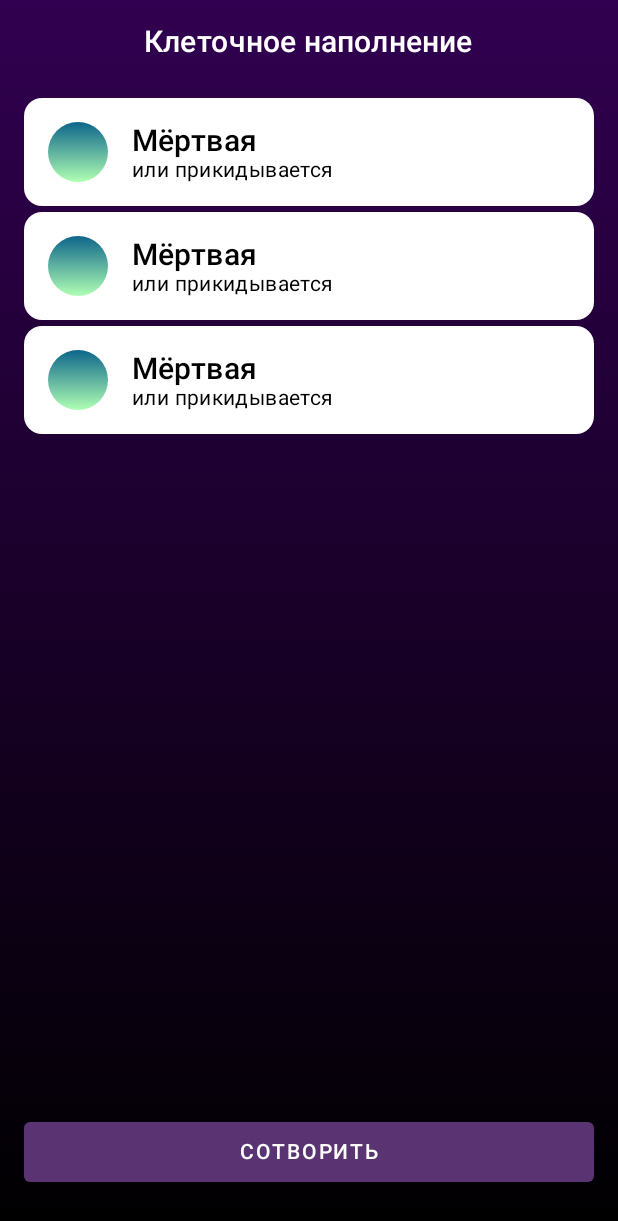
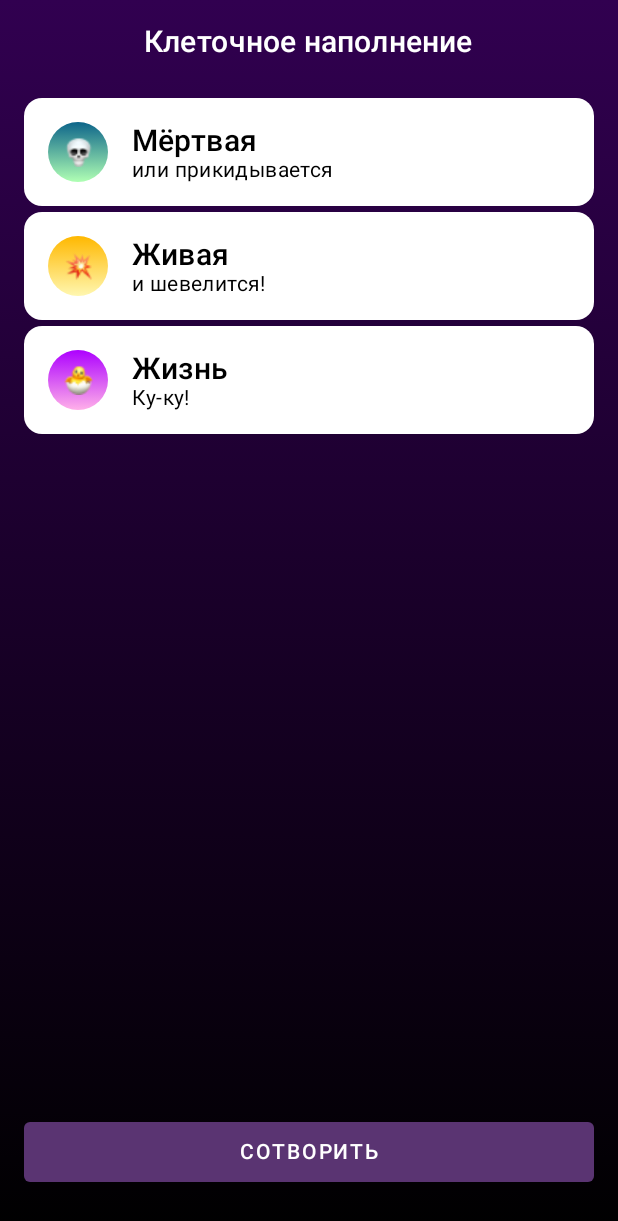
Before and after one commit to Clonsaldafon/DemiurgesGame, an Android app built with Jetpack Compose: the screen it shows after launch (MainActivity), on a phone screen of 412 x 824 dp. Shown: the top 1221 px of the screen. Run offline under Robolectric (Android 15) with nearby library versions, the phone set to English and light mode, and no system bars.

Commit message:
Created cell model

```diff
--- /dev/null
+++ b/app/src/main/java/ru/clonsaldafon/demiurgesgame/data/CellDescription.kt
@@ -0,0 +1,14 @@
+package ru.clonsaldafon.demiurgesgame.data
+
+import android.content.Context
+import ru.clonsaldafon.demiurgesgame.R
+
+enum class CellDescription(private val resourceId: Int) {
+    OR_PREDENTING_TO(R.string.or_pretending_to),
+    AND_ITS_MOVING(R.string.and_its_moving),
+    PEEK_A_BOO(R.string.peek_a_boo);
+
+    fun getText(context: Context): String {
+        return context.getString(resourceId)
+    }
+}
--- /dev/null
+++ b/app/src/main/java/ru/clonsaldafon/demiurgesgame/data/CellIcon.kt
@@ -0,0 +1,13 @@
+package ru.clonsaldafon.demiurgesgame.data
+
+import ru.clonsaldafon.demiurgesgame.R
+
+enum class CellIcon(private val resourceId: Int) {
+    DEAD(R.drawable.dead_icon),
+    LIVELY(R.drawable.lively_icon),
+    LIFE(R.drawable.life_icon);
+
+    fun getResourceId(): Int {
+        return resourceId
+    }
+}
--- /dev/null
+++ b/app/src/main/java/ru/clonsaldafon/demiurgesgame/data/CellState.kt
@@ -0,0 +1,14 @@
+package ru.clonsaldafon.demiurgesgame.data
+
+import android.content.Context
+import ru.clonsaldafon.demiurgesgame.R
+
+enum class CellState(private val resourceId: Int) {
+    DEAD(R.string.dead),
+    LIVELY(R.string.lively),
+    LIFE(R.string.life);
+
+    fun getText(context: Context): String {
+        return context.getString(resourceId)
+    }
+}
--- /dev/null
+++ b/app/src/main/java/ru/clonsaldafon/demiurgesgame/data/model/Cell.kt
@@ -0,0 +1,13 @@
+package ru.clonsaldafon.demiurgesgame.data.model
+
+import androidx.compose.ui.graphics.Color
+import ru.clonsaldafon.demiurgesgame.data.CellDescription
+import ru.clonsaldafon.demiurgesgame.data.CellIcon
+import ru.clonsaldafon.demiurgesgame.data.CellState
+
+interface Cell {
+    val state: CellState
+    val description: CellDescription
+    val colors: List<Color>
+    val icon: CellIcon
+}
--- /dev/null
+++ b/app/src/main/java/ru/clonsaldafon/demiurgesgame/data/model/CellDead.kt
@@ -0,0 +1,15 @@
+package ru.clonsaldafon.demiurgesgame.data.model
+
+import androidx.compose.ui.graphics.Color
+import ru.clonsaldafon.demiurgesgame.data.CellDescription
+import ru.clonsaldafon.demiurgesgame.data.CellIcon
+import ru.clonsaldafon.demiurgesgame.data.CellState
+import ru.clonsaldafon.demiurgesgame.ui.theme.Green
+import ru.clonsaldafon.demiurgesgame.ui.theme.LightGreen
+
+data class CellDead(
+    override val state: CellState = CellState.DEAD,
+    override val description: CellDescription = CellDescription.OR_PREDENTING_TO,
+    override val colors: List<Color> = listOf(Green, LightGreen),
+    override val icon: CellIcon = CellIcon.DEAD
+) : Cell
--- /dev/null
+++ b/app/src/main/java/ru/clonsaldafon/demiurgesgame/data/model/CellLife.kt
@@ -0,0 +1,15 @@
+package ru.clonsaldafon.demiurgesgame.data.model
+
+import androidx.compose.ui.graphics.Color
+import ru.clonsaldafon.demiurgesgame.data.CellDescription
+import ru.clonsaldafon.demiurgesgame.data.CellIcon
+import ru.clonsaldafon.demiurgesgame.data.CellState
+import ru.clonsaldafon.demiurgesgame.ui.theme.LightPink
+import ru.clonsaldafon.demiurgesgame.ui.theme.Pink
+
+data class CellLife(
+    override val state: CellState = CellState.LIFE,
+    override val description: CellDescription = CellDescription.PEEK_A_BOO,
+    override val colors: List<Color> = listOf(Pink, LightPink),
+    override val icon: CellIcon = CellIcon.LIFE
+) : Cell
--- /dev/null
+++ b/app/src/main/java/ru/clonsaldafon/demiurgesgame/data/model/CellLively.kt
@@ -0,0 +1,15 @@
+package ru.clonsaldafon.demiurgesgame.data.model
+
+import androidx.compose.ui.graphics.Color
+import ru.clonsaldafon.demiurgesgame.data.CellDescription
+import ru.clonsaldafon.demiurgesgame.data.CellIcon
+import ru.clonsaldafon.demiurgesgame.data.CellState
+import ru.clonsaldafon.demiurgesgame.ui.theme.LightYellow
+import ru.clonsaldafon.demiurgesgame.ui.theme.Yellow
+
+data class CellLively(
+    override val state: CellState = CellState.LIVELY,
+    override val description: CellDescription = CellDescription.AND_ITS_MOVING,
+    override val colors: List<Color> = listOf(Yellow, LightYellow),
+    override val icon: CellIcon = CellIcon.LIVELY
+) : Cell
--- a/app/src/main/java/ru/clonsaldafon/demiurgesgame/ui/cell/CellCard.kt
+++ b/app/src/main/java/ru/clonsaldafon/demiurgesgame/ui/cell/CellCard.kt
@@ -1,5 +1,6 @@
 package ru.clonsaldafon.demiurgesgame.ui.cell
 
+import androidx.compose.foundation.Image
 import androidx.compose.foundation.background
 import androidx.compose.foundation.layout.Box
 import androidx.compose.foundation.layout.Column
@@ -20,15 +21,17 @@ import androidx.compose.ui.Modifier
 import androidx.compose.ui.geometry.Offset
 import androidx.compose.ui.graphics.Brush
 import androidx.compose.ui.graphics.Color
-import androidx.compose.ui.res.stringResource
+import androidx.compose.ui.graphics.ImageBitmap
+import androidx.compose.ui.platform.LocalContext
+import androidx.compose.ui.res.imageResource
 import androidx.compose.ui.unit.dp
-import ru.clonsaldafon.demiurgesgame.R
-import ru.clonsaldafon.demiurgesgame.ui.theme.Green
-import ru.clonsaldafon.demiurgesgame.ui.theme.LightGreen
+import ru.clonsaldafon.demiurgesgame.data.model.Cell
 import ru.clonsaldafon.demiurgesgame.ui.theme.Typography
 
 @Composable
-fun CellCard() {
+fun CellCard(cell: Cell) {
+    val context = LocalContext.current
+
     Card(
         modifier = Modifier
             .padding(
@@ -53,25 +56,34 @@ fun CellCard() {
                     .height(40.dp)
                     .background(
                         brush = Brush.verticalGradient(
-                            colors = listOf(Green, LightGreen),
+                            colors = cell.colors,
                             startY = Offset.Zero.y,
                             endY = Offset.Infinite.y
                         ),
                         shape = RoundedCornerShape(20.dp)
-                    )
-            )
+                    ),
+                contentAlignment = Alignment.Center
+            ) {
+                Image(
+                    bitmap = ImageBitmap.imageResource(id = cell.icon.getResourceId()),
+                    contentDescription = cell.state.getText(context),
+                    modifier = Modifier
+                        .padding(10.dp)
+                        .fillMaxSize()
+                )
+            }
 
             Column(
                 modifier = Modifier
                     .padding(start = 16.dp)
             ) {
                 Text(
-                    text = stringResource(id = R.string.dead),
+                    text = cell.state.getText(context),
                     style = Typography.headlineMedium
                 )
 
                 Text(
-                    text = stringResource(id = R.string.or_pretending_to),
+                    text = cell.description.getText(context),
                     style = Typography.bodySmall
                 )
             }
--- a/app/src/main/java/ru/clonsaldafon/demiurgesgame/ui/main/MainScreen.kt
+++ b/app/src/main/java/ru/clonsaldafon/demiurgesgame/ui/main/MainScreen.kt
@@ -25,6 +25,10 @@ import androidx.compose.ui.res.stringResource
 import androidx.compose.ui.tooling.preview.Preview
 import androidx.compose.ui.unit.dp
 import ru.clonsaldafon.demiurgesgame.R
+import ru.clonsaldafon.demiurgesgame.data.model.CellDead
+import ru.clonsaldafon.demiurgesgame.data.model.CellLife
+import ru.clonsaldafon.demiurgesgame.data.model.CellLively
+import ru.clonsaldafon.demiurgesgame.data.model.Cell
 import ru.clonsaldafon.demiurgesgame.ui.cell.CellCard
 import ru.clonsaldafon.demiurgesgame.ui.theme.LightPurple
 import ru.clonsaldafon.demiurgesgame.ui.theme.Purple
@@ -33,7 +37,7 @@ import ru.clonsaldafon.demiurgesgame.ui.theme.Typography
 @Preview(showSystemUi = true)
 @Composable
 fun MainScreen() {
-    val cells = listOf<String>("Card_1", "Card_2", "Card_3")
+    val cells = listOf<Cell>(CellDead(), CellLively(), CellLife())
 
     Box(
         modifier = Modifier
@@ -71,7 +75,7 @@ fun MainScreen() {
                     )
             ) {
                 items(cells) {
-                    CellCard()
+                    CellCard(it)
                 }
             }
 
```
Also changed, not shown: app/src/main/res/drawable/dead_icon.png (added), app/src/main/res/drawable/life_icon.png (added), app/src/main/res/drawable/lively_icon.png (added).
